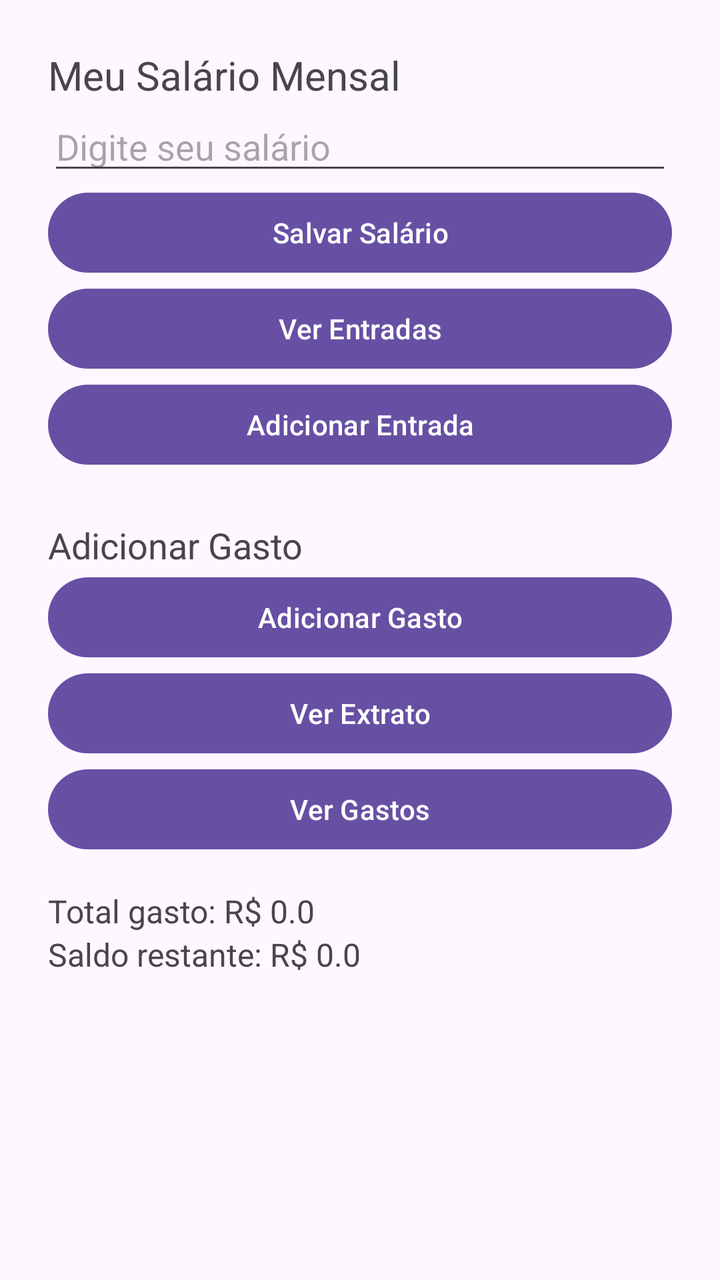
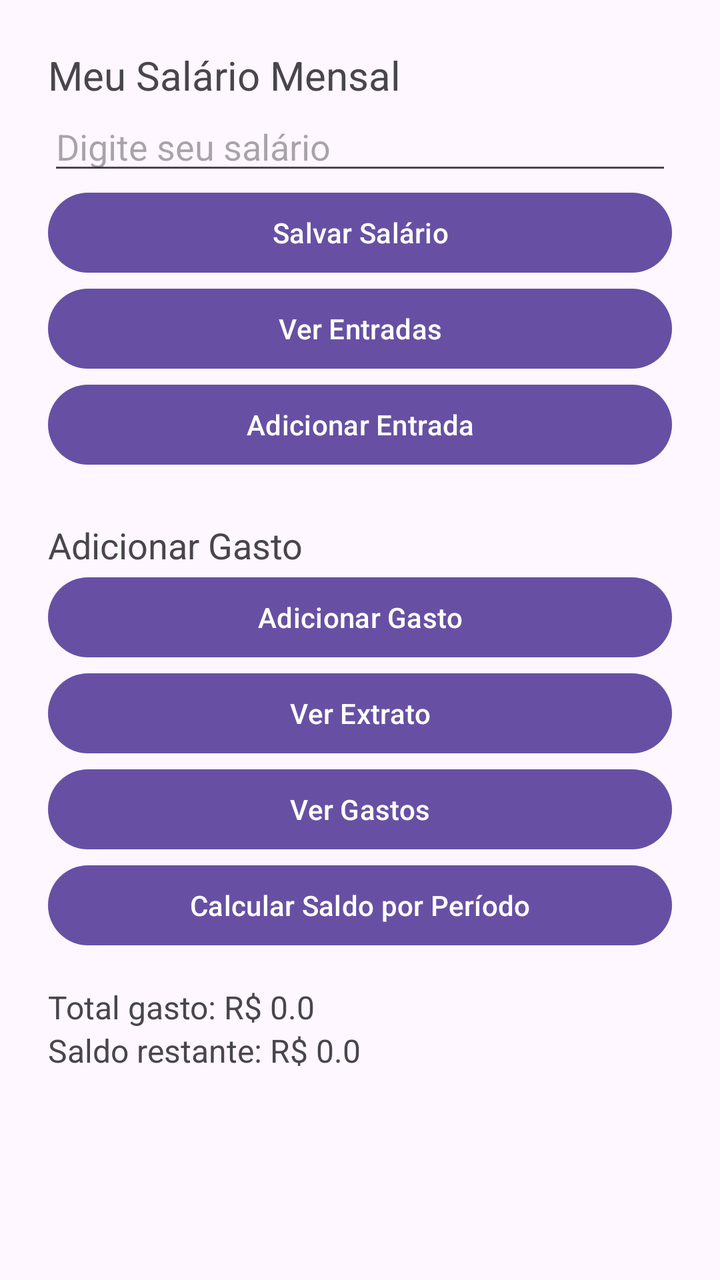

Two renders of the same Android screen: before a commit and after it. Below are the layout's source before the change and the commit's diff.
<!-- AndroidManifest.xml: application theme Theme.ControleDeGastos -->
<!-- res/layout/activity_main.xml -->
<?xml version="1.0" encoding="utf-8"?>
<LinearLayout xmlns:android="http://schemas.android.com/apk/res/android"
    android:id="@+id/main"
    android:layout_width="match_parent"
    android:layout_height="match_parent"
    android:orientation="vertical"
    android:padding="24dp">

    <TextView
        android:layout_width="wrap_content"
        android:layout_height="wrap_content"
        android:text="Meu Salário Mensal"
        android:textSize="20sp" />

    <EditText
        android:id="@+id/editSalario"
        android:layout_width="match_parent"
        android:layout_height="wrap_content"
        android:hint="Digite seu salário"
        android:inputType="numberDecimal" />

    <Button
        android:id="@+id/btnSalvar"
        android:layout_width="match_parent"
        android:layout_height="wrap_content"
        android:text="Salvar Salário" />

    <Button
        android:id="@+id/btnVerEntradas"
        android:layout_width="match_parent"
        android:layout_height="wrap_content"
        android:text="Ver Entradas" />

    <Button
        android:id="@+id/btnAdicionarEntrada"
        android:layout_width="match_parent"
        android:layout_height="wrap_content"
        android:text="Adicionar Entrada" />

    <TextView
        android:layout_width="wrap_content"
        android:layout_height="wrap_content"
        android:text="Adicionar Gasto"
        android:textSize="18sp"
        android:layout_marginTop="24dp"/>


    <Button
        android:id="@+id/btnAdicionarGasto"
        android:layout_width="match_parent"
        android:layout_height="wrap_content"
        android:text="Adicionar Gasto" />

    <Button
        android:id="@+id/btnVerExtrato"
        android:layout_width="match_parent"
        android:layout_height="wrap_content"
        android:text="Ver Extrato" />
    <Button
        android:id="@+id/btnVerGastos"
        android:layout_width="match_parent"
        android:layout_height="wrap_content"
        android:text="Ver Gastos" />
    <TextView
        android:id="@+id/textTotalGasto"
        android:layout_width="wrap_content"
        android:layout_height="wrap_content"
        android:text="Total gasto: R$ 0.0"
        android:layout_marginTop="16dp"
        android:textSize="16sp"/>

    <TextView
        android:id="@+id/textSaldoRestante"
        android:layout_width="wrap_content"
        android:layout_height="wrap_content"
        android:text="Saldo restante: R$ 0.0"
        android:textSize="16sp"/>







</LinearLayout>
<!-- resources referenced by this layout -->
<resources>
  <style name="Theme.ControleDeGastos" parent="Base.Theme.ControleDeGastos" />
  <style name="Base.Theme.ControleDeGastos" parent="Theme.Material3.DayNight.NoActionBar">
          
          
      </style>
</resources>

<!-- the commit's change to res/layout/activity_main.xml (unified diff, before → after) -->
@@ -61,6 +61,11 @@
         android:layout_width="match_parent"
         android:layout_height="wrap_content"
         android:text="Ver Gastos" />
+    <Button
+        android:id="@+id/btnCalcularSaldoPeriodo"
+        android:layout_width="match_parent"
+        android:layout_height="wrap_content"
+        android:text="Calcular Saldo por Período" />
     <TextView
         android:id="@+id/textTotalGasto"
         android:layout_width="wrap_content"
